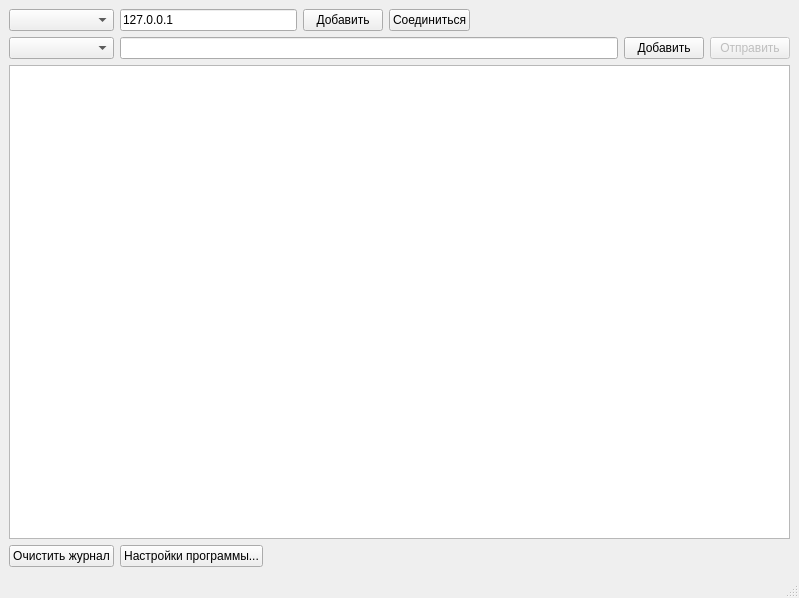
First picture: the form in mainwindow.ui, repository hanbuyan/tcpclient_daemon, before the edit.
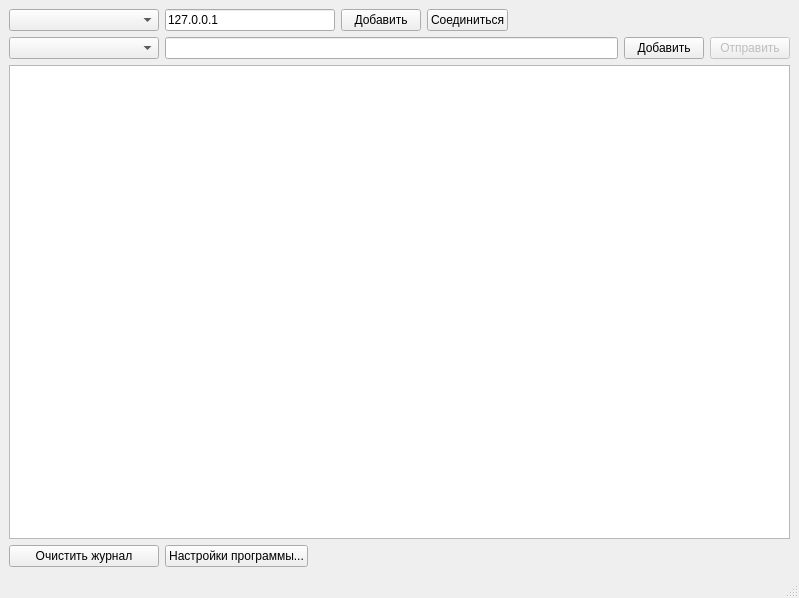
Second picture: the form after the edit.

```diff
--- a/mainwindow.ui
+++ b/mainwindow.ui
@@ -23,7 +23,14 @@
      </widget>
     </item>
     <item row="0" column="0">
-     <widget class="QComboBox" name="comboBoxAddrs"/>
+     <widget class="QComboBox" name="comboBoxAddrs">
+      <property name="minimumSize">
+       <size>
+        <width>150</width>
+        <height>0</height>
+       </size>
+      </property>
+     </widget>
     </item>
     <item row="2" column="0" colspan="12">
      <widget class="QTextBrowser" name="textBrowserOutput"/>
```
Left out of the diff: 2 changed lines with no effect on the pictures.
